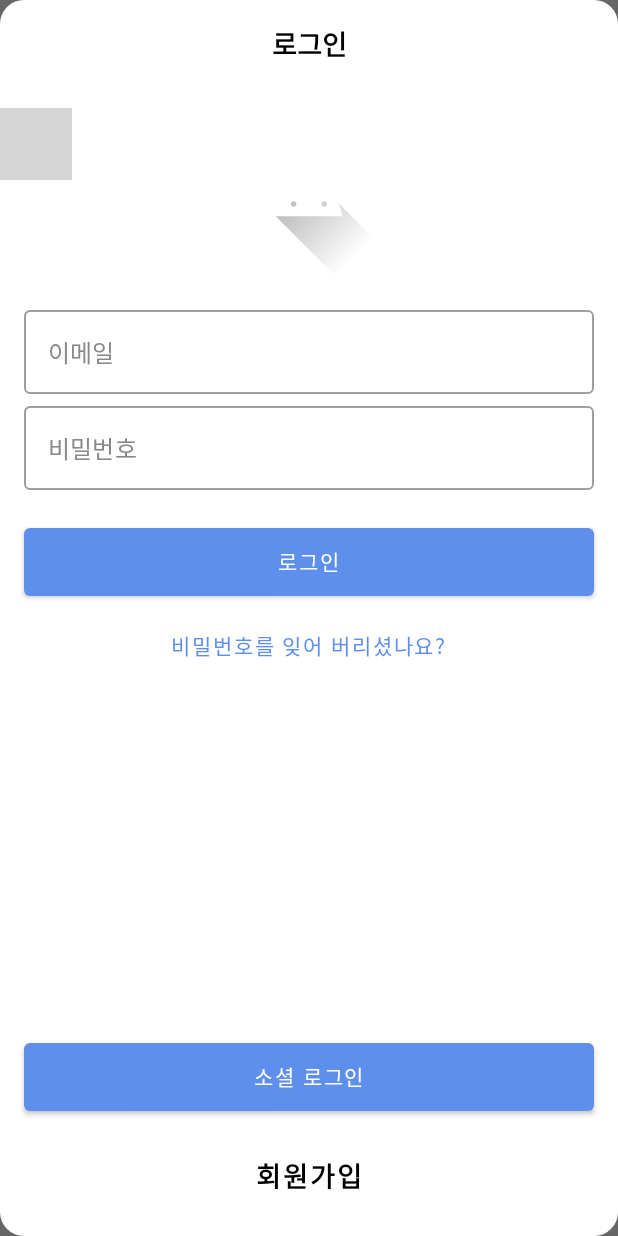
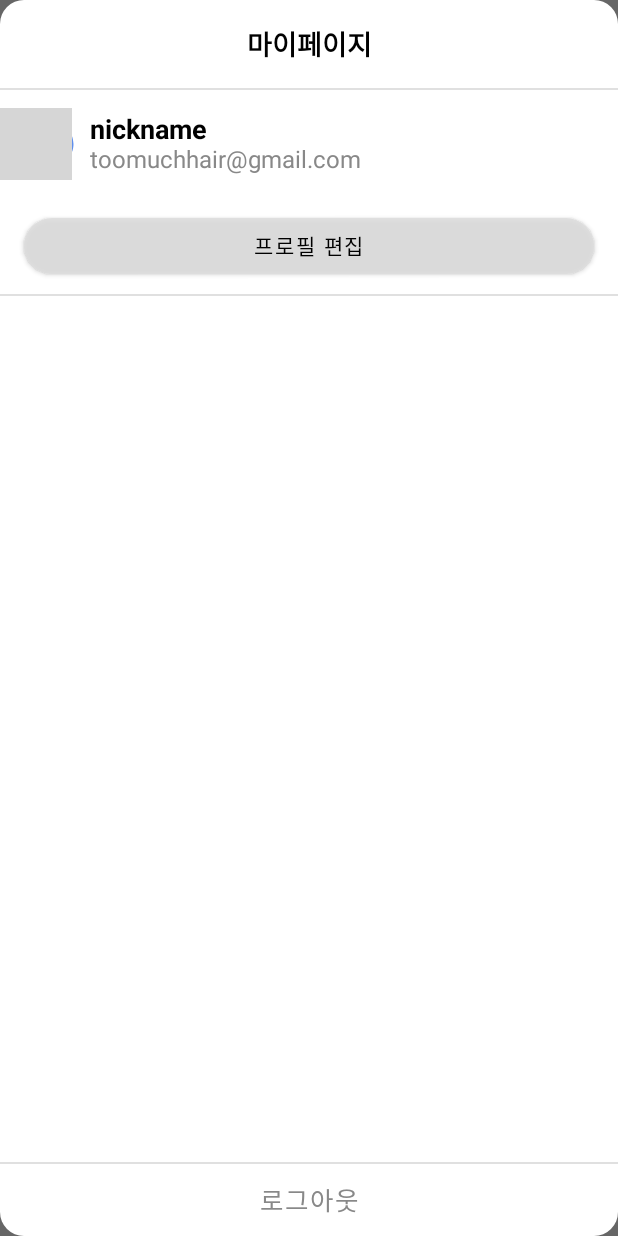
Before and after one commit to FirstianB101/reciptopia-android, an Android app built with Jetpack Compose: the screen it shows after launch (MainActivity), after a tap on "Login Icon", on a phone screen of 412 x 824 dp. Run offline under Robolectric (Android 15) with nearby library versions, the phone set to English and light mode, and no system bars; our stand-ins replace Dagger/Hilt's generated code, accompanist; 1 statement that could not run was skipped; grey boxes are pictures that could not be loaded.

Commit message:
LoginNavigation에 마이페이지 및 프로필 화면 추가

```diff
--- /dev/null
+++ b/app/src/main/java/com/ich/reciptopia/data/remote/ReciptopiaApi.kt
@@ -0,0 +1,4 @@
+package com.ich.reciptopia.data.remote
+
+interface ReciptopiaApi {
+}
--- a/app/src/main/java/com/ich/reciptopia/presentation/login/LoginWithSignupScreens.kt
+++ /dev/null
@@ -1,7 +0,0 @@
-package com.ich.reciptopia.presentation.login
-
-sealed class LoginWithSignupScreens(val route: String){
-    object LoginScreen: LoginWithSignupScreens("login_screen")
-    object SignupScreen: LoginWithSignupScreens("signup_screen")
-    object FindAccountScreen: LoginWithSignupScreens("find_account_screen")
-}
--- /dev/null
+++ b/app/src/main/java/com/ich/reciptopia/presentation/login/MyPageScreens.kt
@@ -0,0 +1,10 @@
+package com.ich.reciptopia.presentation.login
+
+sealed class MyPageScreens(val route: String){
+    object LoginScreen: MyPageScreens("login_screen")
+    object SignupScreen: MyPageScreens("signup_screen")
+    object FindAccountScreen: MyPageScreens("find_account_screen")
+    object MyPageWithoutLogin: MyPageScreens("my_page_without_login")
+    object MyPageWithLogin: MyPageScreens("my_page_with_login")
+    object ProfileScreen: MyPageScreens("profile_screen")
+}
--- a/app/src/main/java/com/ich/reciptopia/presentation/login/components/LoginDialog.kt
+++ b/app/src/main/java/com/ich/reciptopia/presentation/login/components/LoginDialog.kt
@@ -12,6 +12,7 @@ import androidx.compose.ui.window.Dialog
 @Composable
 fun LoginDialog(
     showDialog: Boolean,
+    logined: Boolean,
     onClose: () -> Unit
 ){
     if(showDialog){
@@ -23,7 +24,7 @@ fun LoginDialog(
                 Box(
                     modifier = Modifier.fillMaxSize()
                 ){
-                    LoginNavigation()
+                    LoginNavigation(logined)
                 }
             }
         }
--- a/app/src/main/java/com/ich/reciptopia/presentation/login/components/LoginNavigation.kt
+++ b/app/src/main/java/com/ich/reciptopia/presentation/login/components/LoginNavigation.kt
@@ -4,24 +4,36 @@ import androidx.compose.runtime.Composable
 import androidx.navigation.compose.NavHost
 import androidx.navigation.compose.composable
 import androidx.navigation.compose.rememberNavController
-import com.ich.reciptopia.presentation.login.LoginWithSignupScreens
+import com.ich.reciptopia.presentation.login.MyPageScreens
 
 @Composable
-fun LoginNavigation(){
+fun LoginNavigation(
+    logined: Boolean
+){
     val navController = rememberNavController()
 
     NavHost(
         navController = navController,
-        startDestination = LoginWithSignupScreens.LoginScreen.route
+        startDestination = if(logined) MyPageScreens.MyPageWithLogin.route
+                           else MyPageScreens.MyPageWithoutLogin.route
     ){
-        composable(route = LoginWithSignupScreens.LoginScreen.route){
+        composable(route = MyPageScreens.LoginScreen.route){
             LoginScreen(navController)
         }
-        composable(route = LoginWithSignupScreens.SignupScreen.route){
+        composable(route = MyPageScreens.SignupScreen.route){
             SignupScreen(navController)
         }
-        composable(route = LoginWithSignupScreens.FindAccountScreen.route){
+        composable(route = MyPageScreens.FindAccountScreen.route){
             FindAccountScreen()
+        }
+        composable(route = MyPageScreens.MyPageWithoutLogin.route){
+            MyPageScreenWithoutLogin(navController)
+        }
+        composable(route = MyPageScreens.MyPageWithLogin.route){
+            MyPageScreenWithLogin(navController)
+        }
+        composable(route = MyPageScreens.ProfileScreen.route){
+            ProfileScreen()
         }
     }
 }
--- /dev/null
+++ b/app/src/main/java/com/ich/reciptopia/presentation/login/components/MyPageScreenWithLogin.kt
@@ -0,0 +1,111 @@
+package com.ich.reciptopia.presentation.login.components
+
+import androidx.compose.foundation.BorderStroke
+import androidx.compose.foundation.border
+import androidx.compose.foundation.clickable
+import androidx.compose.foundation.layout.*
+import androidx.compose.foundation.shape.RoundedCornerShape
+import androidx.compose.material.*
+import androidx.compose.material.icons.Icons
+import androidx.compose.material.icons.filled.AccountCircle
+import androidx.compose.material.icons.filled.ArrowRight
+import androidx.compose.runtime.Composable
+import androidx.compose.ui.Alignment
+import androidx.compose.ui.Modifier
+import androidx.compose.ui.graphics.Color
+import androidx.compose.ui.res.colorResource
+import androidx.compose.ui.res.stringResource
+import androidx.compose.ui.text.font.FontWeight
+import androidx.compose.ui.text.style.TextAlign
+import androidx.compose.ui.unit.dp
+import androidx.compose.ui.unit.sp
+import androidx.navigation.NavController
+import com.ich.reciptopia.R
+import com.ich.reciptopia.presentation.login.MyPageScreens
+
+@Composable
+fun MyPageScreenWithLogin(
+    navController: NavController
+){
+    Column(
+        modifier = Modifier.fillMaxSize(),
+        horizontalAlignment = Alignment.CenterHorizontally
+    ) {
+        Text(
+            modifier = Modifier.padding(16.dp),
+            text = stringResource(id = R.string.mypage),
+            color = Color.Black,
+            fontWeight = FontWeight.Bold,
+            fontSize = 18.sp
+        )
+
+        Divider()
+
+        Row(
+            modifier = Modifier
+                .fillMaxWidth()
+                .padding(16.dp)
+                .clickable { navController.navigate(MyPageScreens.ProfileScreen.route) },
+            verticalAlignment = Alignment.CenterVertically
+        ){
+            Icon(
+                modifier = Modifier.size(36.dp),
+                imageVector = Icons.Filled.AccountCircle,
+                contentDescription = "MyPage Login Icon",
+                tint = colorResource(id = R.color.main_color)
+            )
+
+            Spacer(modifier = Modifier.width(8.dp))
+
+            Column {
+                Text(
+                    text = "nickname",
+                    color = Color.Black,
+                    fontWeight = FontWeight.Bold,
+                    fontSize = 18.sp
+                )
+
+                Text(
+                    text = "toomuchhair@gmail.com",
+                    color = Color.Gray,
+                    fontSize = 16.sp
+                )
+            }
+        }
+
+        Button(
+            modifier = Modifier
+                .fillMaxWidth()
+                .padding(16.dp, 8.dp),
+            shape = RoundedCornerShape(50),
+            colors = ButtonDefaults.buttonColors(
+                backgroundColor = Color(0xDDDDDDDD)
+            ),
+            onClick = { navController.navigate(MyPageScreens.ProfileScreen.route) }
+        ) {
+            Text(
+                text = stringResource(id = R.string.edit_profile),
+                color = Color.Black
+            )
+        }
+
+        Divider()
+
+        Spacer(modifier = Modifier.weight(1f))
+
+        Divider()
+
+        TextButton(
+            onClick = {
+                navController.navigate(MyPageScreens.MyPageWithoutLogin.route)
+            }
+        ) {
+            Text(
+                text = stringResource(id = R.string.logout),
+                color = Color.Gray,
+                fontSize = 17.sp,
+                textAlign = TextAlign.Start
+            )
+        }
+    }
+}
--- a/app/src/main/java/com/ich/reciptopia/presentation/main/components/MainScreen.kt
+++ b/app/src/main/java/com/ich/reciptopia/presentation/main/components/MainScreen.kt
@@ -85,7 +85,8 @@ fun MainScreen(
     }
 
     LoginDialog(
-        showDialog = loginDialogState
+        showDialog = loginDialogState,
+        logined = true
     ) {
         loginDialogState = false
     }
--- a/app/src/main/res/values/strings.xml
+++ b/app/src/main/res/values/strings.xml
@@ -15,6 +15,10 @@
     <string name="comment">댓글</string>
     <string name="complete">완료</string>
     <string name="notification">알림</string>
+    <string name="mypage">마이페이지</string>
+    <string name="logout">로그아웃</string>
+    <string name="edit_profile">프로필 편집</string>
+    <string name="save">저장</string>
 
     <string name="analyze_pictures">%d개의 재료 분석하기</string>
     <string name="find_recipes">레시피 찾기</string>
@@ -27,4 +31,5 @@
     <string name="comment_input_title">제목을 입력하세요.</string>
     <string name="comment_input_content">내용을 입력하세요.</string>
     <string name="title_activity_board">BoardActivity</string>
+    <string name="comment_require_login">로그인이 필요합니다.</string>
 </resources>
```
Also changed, not shown: app/src/main/java/com/ich/reciptopia/common/components/TopText.kt (added, +22 -0 lines), app/src/main/java/com/ich/reciptopia/presentation/login/components/LoginScreen.kt (+4 -6 lines), app/src/main/java/com/ich/reciptopia/presentation/login/components/MyPageScreenWithoutLogin.kt (added, +75 -0 lines), app/src/main/java/com/ich/reciptopia/presentation/login/components/ProfileScreen.kt (added, +77 -0 lines).
